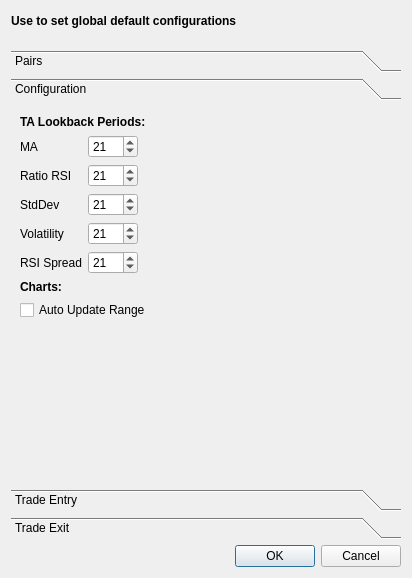
Qt form globalconfigdialog.ui (ProDataLab/nkny) before a commit.
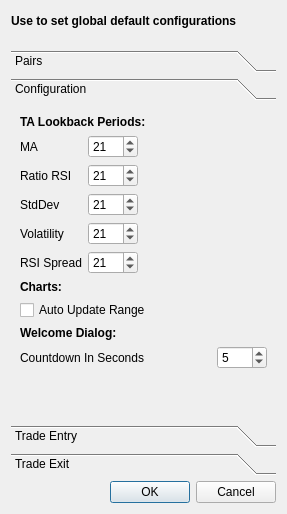
The same form after that commit.

Commit message: welcome dialog countdown global config

The edit to the form file:
```diff
--- a/globalconfigdialog.ui
+++ b/globalconfigdialog.ui
@@ -6,8 +6,8 @@
    <rect>
     <x>0</x>
     <y>0</y>
-    <width>412</width>
-    <height>578</height>
+    <width>287</width>
+    <height>514</height>
    </rect>
   </property>
   <property name="windowTitle">
@@ -207,8 +207,8 @@
        <rect>
         <x>0</x>
         <y>0</y>
-        <width>394</width>
-        <height>376</height>
+        <width>269</width>
+        <height>312</height>
        </rect>
       </property>
       <attribute name="label">
@@ -399,6 +399,43 @@
          </item>
         </layout>
        </item>
+       <item>
+        <widget class="QLabel" name="label_2">
+         <property name="font">
+          <font>
+           <weight>75</weight>
+           <bold>true</bold>
+          </font>
+         </property>
+         <property name="text">
+          <string>Welcome Dialog:</string>
+         </property>
+        </widget>
+       </item>
+       <item>
+        <layout class="QHBoxLayout" name="horizontalLayout_2">
+         <item>
+          <widget class="QLabel" name="label_9">
+           <property name="text">
+            <string>Countdown In Seconds</string>
+           </property>
+          </widget>
+         </item>
+         <item>
+          <widget class="QSpinBox" name="welcomeCountDownSpinBox">
+           <property name="maximumSize">
+            <size>
+             <width>50</width>
+             <height>16777215</height>
+            </size>
+           </property>
+           <property name="value">
+            <number>5</number>
+           </property>
+          </widget>
+         </item>
+        </layout>
+       </item>
        <item>
         <spacer name="verticalSpacer_2">
          <property name="orientation">
```
Left out of the diff: 6 changed lines with no effect on the pictures. The commit also changes 3 other files.
